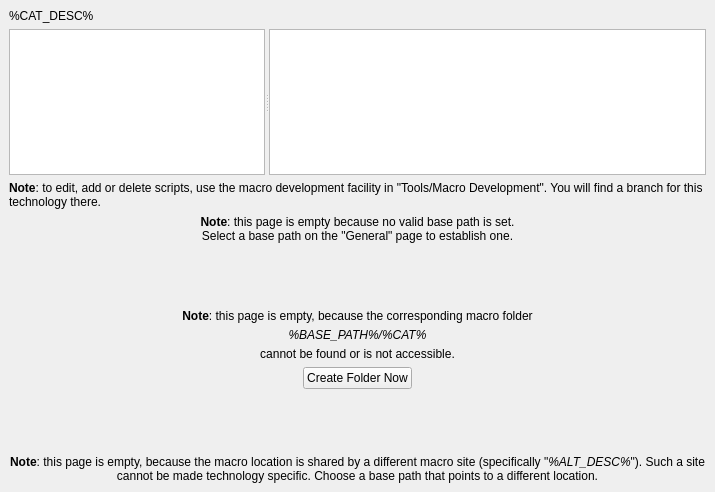
tolgauye/GMOS, file eda-klayout/src/lay/lay/TechMacrosPage.ui: the form before one commit.
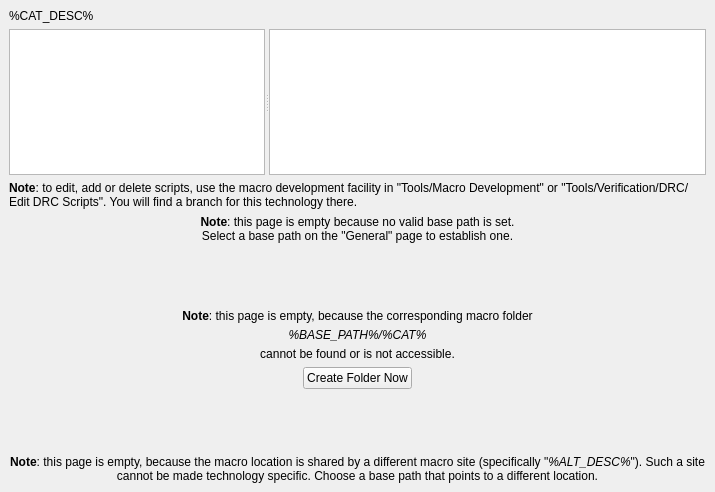
The form after the commit.

Commit message: eda-script added

```diff
--- a/eda-klayout/src/lay/lay/TechMacrosPage.ui
+++ b/eda-klayout/src/lay/lay/TechMacrosPage.ui
@@ -102,9 +102,9 @@
     </widget>
    </item>
    <item>
-    <widget class="QLabel" name="note_label">
-     <property name="text">
-      <string>&lt;html&gt;&lt;body&gt;&lt;span style=&quot; font-weight:600;&quot;&gt;Note&lt;/span&gt;: to edit, add or delete scripts, use the macro development facility in &quot;Tools/Macro Development&quot;. You will find a branch for this technology there.&lt;/p&gt;&lt;/body&gt;&lt;/html&gt;</string>
+    <widget class="QLabel" name="note_label" >
+     <property name="text" >
+      <string>&lt;html>&lt;body>&lt;span style=" font-weight:600;">Note&lt;/span>: to edit, add or delete scripts, use the macro development facility in "Tools/Macro Development" or "Tools/Verification/DRC/Edit DRC Scripts". You will find a branch for this technology there.&lt;/p>&lt;/body>&lt;/html></string>
      </property>
      <property name="wordWrap">
       <bool>true</bool>
```
Left out of the diff: 181 changed lines with no effect on the pictures. The commit also changes 19227 other files.
